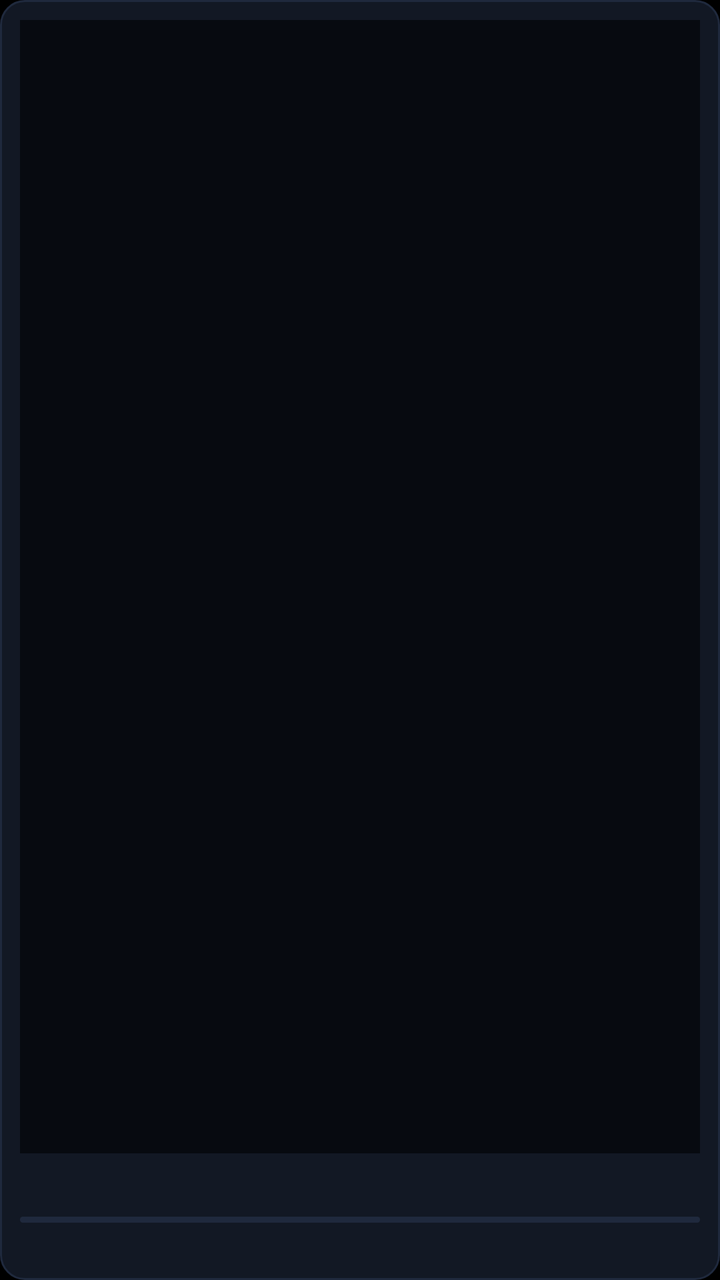
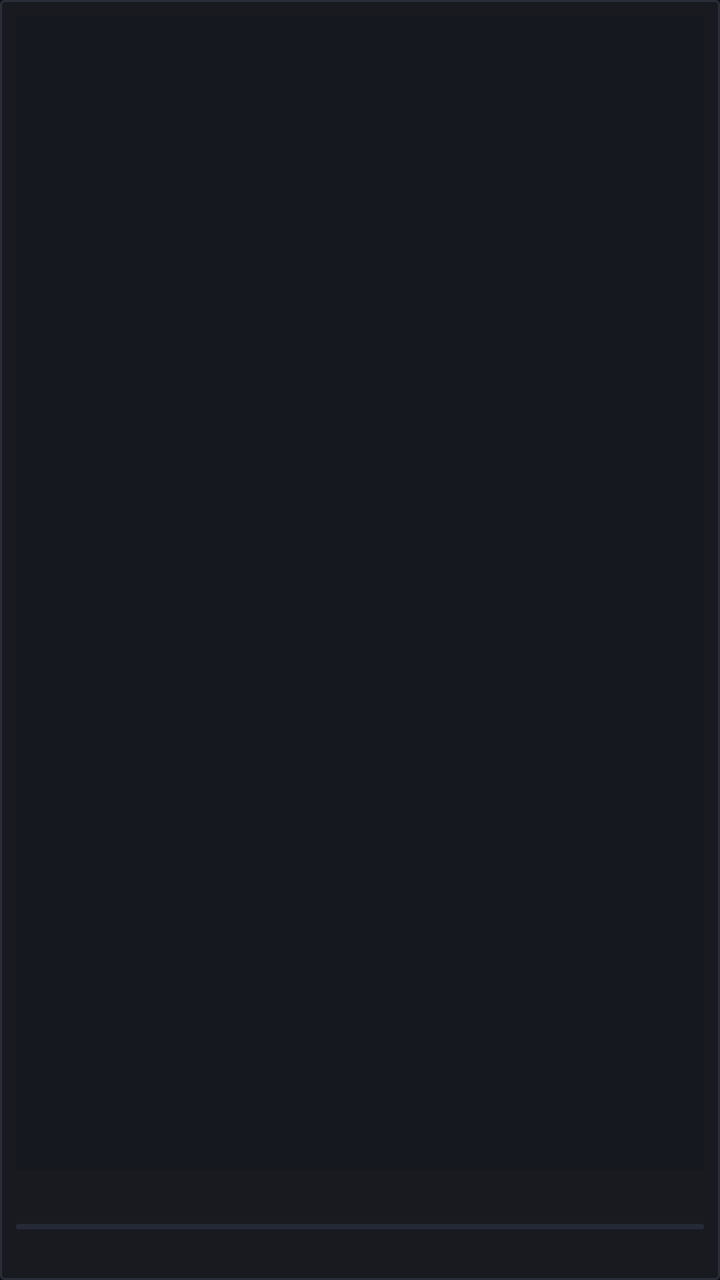

Compare the two renders of this Android layout. The source of the first and the diff that turns it into the second are given below.
<!-- AndroidManifest.xml: application theme Theme.TvReader -->
<!-- res/layout/item_book_card.xml -->
<?xml version="1.0" encoding="utf-8"?>
<FrameLayout xmlns:android="http://schemas.android.com/apk/res/android"
    android:layout_width="160dp"
    android:layout_height="235dp"
    android:layout_marginEnd="16dp"
    android:background="@drawable/focus_card_bg"
    android:padding="10dp"
    android:focusable="true"
    android:clickable="true">

    <LinearLayout
        android:layout_width="match_parent"
        android:layout_height="match_parent"
        android:orientation="vertical">

        
        <ImageView
            android:id="@+id/cardCover"
            android:layout_width="match_parent"
            android:layout_height="0dp"
            android:layout_weight="1"
            android:scaleType="fitCenter"
            android:background="#070A10"
            android:contentDescription="Cover Art" />

        
        <TextView
            android:id="@+id/cardTitle"
            android:layout_width="match_parent"
            android:layout_height="wrap_content"
            android:textColor="#FFFFFF"
            android:textSize="13sp"
            android:textStyle="bold"
            android:maxLines="2"
            android:ellipsize="end"
            android:layout_marginTop="8dp" />

        
        <ProgressBar
            android:id="@+id/cardProgressBar"
            style="@android:style/Widget.ProgressBar.Horizontal"
            android:layout_width="match_parent"
            android:layout_height="3dp"
            android:layout_marginTop="6dp"
            android:max="100"
            android:progressBackgroundTint="@color/progress_track"
            android:progressTint="@color/progress_indicator" />

        
        <TextView
            android:id="@+id/cardProgressText"
            android:layout_width="match_parent"
            android:layout_height="wrap_content"
            android:textColor="@color/text_secondary"
            android:textSize="11sp"
            android:layout_marginTop="4dp" />
    </LinearLayout>
</FrameLayout>
<!-- resources referenced by this layout -->
<resources>
  <color name="progress_indicator">#00E5FF</color>
  <color name="progress_track">#1F293D</color>
  <color name="text_secondary">#94A3B8</color>
  <!-- drawable focus_card_bg (drawable) -->
  <?xml version="1.0" encoding="utf-8"?>
  <selector xmlns:android="http://schemas.android.com/apk/res/android">
      <item android:state_focused="true">
          <shape android:shape="rectangle">
              <solid android:color="@color/bg_card_focused" />
              <stroke android:width="2.5dp" android:color="@color/neon_cyan" />
              <corners android:radius="12dp" />
          </shape>
      </item>
      <item>
          <shape android:shape="rectangle">
              <solid android:color="@color/bg_card" />
              <stroke android:width="1dp" android:color="@color/border_subtle" />
              <corners android:radius="12dp" />
          </shape>
      </item>
  </selector>
  <style name="Theme.TvReader" parent="Theme.MaterialComponents.NoActionBar">
          
          <item name="android:windowBackground">@color/bg_main</item>
          <item name="android:statusBarColor">@color/bg_main</item>
          <item name="android:navigationBarColor">@color/bg_main</item>
          <item name="android:windowNoTitle">true</item>
          <item name="android:windowFullscreen">true</item>
  
          
          <item name="colorPrimary">@color/neon_cyan</item>
          <item name="colorSecondary">@color/neon_cyan</item>
          <item name="colorSurface">@color/bg_surface</item>
          <item name="colorOnSurface">@color/text_primary</item>
          <item name="colorOnPrimary">@color/bg_main</item>
  
          
          <item name="android:defaultFocusHighlightEnabled">false</item>
      </style>
  <color name="bg_card_focused">#182338</color>
  <color name="neon_cyan">#00E5FF</color>
  <color name="bg_card">#121824</color>
  <color name="border_subtle">#1F293D</color>
  <color name="bg_main">#000000</color>
  <color name="bg_surface">#0F141C</color>
  <color name="text_primary">#FFFFFF</color>
</resources>

<!-- the commit's change to res/layout/item_book_card.xml (unified diff, before → after) -->
@@ -1,10 +1,10 @@
 <?xml version="1.0" encoding="utf-8"?>
 <FrameLayout xmlns:android="http://schemas.android.com/apk/res/android"
-    android:layout_width="160dp"
-    android:layout_height="235dp"
-    android:layout_marginEnd="16dp"
+    android:layout_width="150dp"
+    android:layout_height="225dp"
+    android:layout_marginEnd="14dp"
     android:background="@drawable/focus_card_bg"
-    android:padding="10dp"
+    android:padding="8dp"
     android:focusable="true"
     android:clickable="true">
 
@@ -14,14 +14,19 @@
         android:orientation="vertical">
 
         
-        <ImageView
-            android:id="@+id/cardCover"
+        <FrameLayout
             android:layout_width="match_parent"
             android:layout_height="0dp"
             android:layout_weight="1"
-            android:scaleType="fitCenter"
-            android:background="#070A10"
-            android:contentDescription="Cover Art" />
+            android:background="#16181F">
+
+            <ImageView
+                android:id="@+id/cardCover"
+                android:layout_width="match_parent"
+                android:layout_height="match_parent"
+                android:scaleType="fitCenter"
+                android:contentDescription="Document Banner" />
+        </FrameLayout>
 
         
         <TextView
@@ -29,19 +34,19 @@
             android:layout_width="match_parent"
             android:layout_height="wrap_content"
             android:textColor="#FFFFFF"
-            android:textSize="13sp"
+            android:textSize="12sp"
             android:textStyle="bold"
             android:maxLines="2"
             android:ellipsize="end"
-            android:layout_marginTop="8dp" />
+            android:layout_marginTop="6dp" />
 
         
         <ProgressBar
             android:id="@+id/cardProgressBar"
             style="@android:style/Widget.ProgressBar.Horizontal"
             android:layout_width="match_parent"
-            android:layout_height="3dp"
-            android:layout_marginTop="6dp"
+            android:layout_height="2.5dp"
+            android:layout_marginTop="5dp"
             android:max="100"
             android:progressBackgroundTint="@color/progress_track"
             android:progressTint="@color/progress_indicator" />
@@ -51,8 +56,8 @@
             android:id="@+id/cardProgressText"
             android:layout_width="match_parent"
             android:layout_height="wrap_content"
-            android:textColor="@color/text_secondary"
-            android:textSize="11sp"
-            android:layout_marginTop="4dp" />
+            android:textColor="#FFFFFF"
+            android:textSize="10.5sp"
+            android:layout_marginTop="3dp" />
     </LinearLayout>
 </FrameLayout>
<!-- resource entries referenced after the edit -->
@@ -1,23 +1,24 @@
 <!-- resources referenced by this layout -->
 <resources>
   <color name="progress_indicator">#00E5FF</color>
-  <color name="progress_track">#1F293D</color>
-  <color name="text_secondary">#94A3B8</color>
+  <color name="progress_track">#252A36</color>
   <!-- drawable focus_card_bg (drawable) -->
   <?xml version="1.0" encoding="utf-8"?>
   <selector xmlns:android="http://schemas.android.com/apk/res/android">
+      
       <item android:state_focused="true">
           <shape android:shape="rectangle">
               <solid android:color="@color/bg_card_focused" />
-              <stroke android:width="2.5dp" android:color="@color/neon_cyan" />
-              <corners android:radius="12dp" />
+              <stroke android:width="1.2dp" android:color="@color/neon_cyan" />
+              <corners android:radius="2dp" />
           </shape>
       </item>
+      
       <item>
           <shape android:shape="rectangle">
               <solid android:color="@color/bg_card" />
               <stroke android:width="1dp" android:color="@color/border_subtle" />
-              <corners android:radius="12dp" />
+              <corners android:radius="2dp" />
           </shape>
       </item>
   </selector>
@@ -39,12 +40,12 @@
           
           <item name="android:defaultFocusHighlightEnabled">false</item>
       </style>
-  <color name="bg_card_focused">#182338</color>
+  <color name="bg_card_focused">#1E2330</color>
   <color name="neon_cyan">#00E5FF</color>
-  <color name="bg_card">#121824</color>
-  <color name="border_subtle">#1F293D</color>
-  <color name="bg_main">#000000</color>
-  <color name="bg_surface">#0F141C</color>
+  <color name="bg_card">#181A20</color>
+  <color name="border_subtle">#2A2E3B</color>
+  <color name="bg_main">#131417</color>
+  <color name="bg_surface">#1A1C22</color>
   <color name="text_primary">#FFFFFF</color>
 </resources>
 
